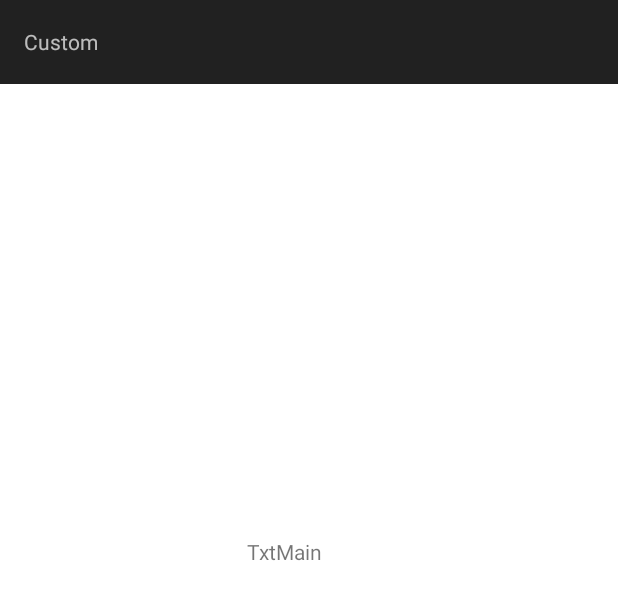
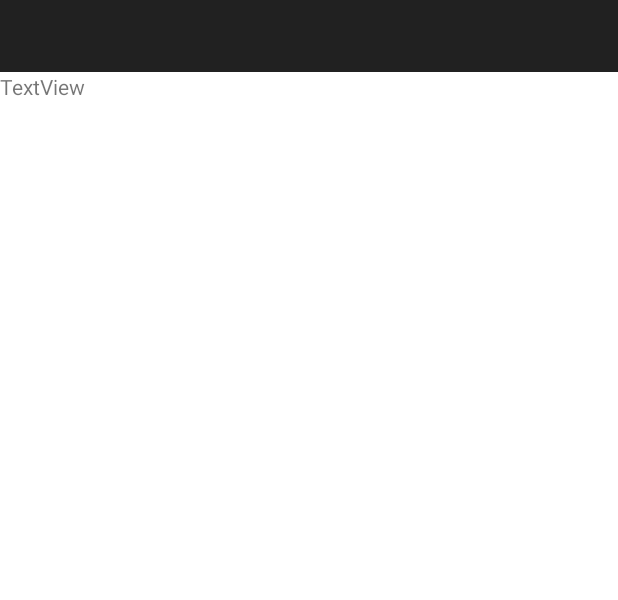
Before and after one commit to AdrienMDevMobile/TT0121, an Android app: the layout fragment_device_list.xml on its own in the app's theme, with its tools: preview values and no code run, on a phone screen of 412 x 824 dp. Shown: the top 600 px of the screen. Run offline under Robolectric (Android 15) with nearby library versions, the phone set to English and light mode, and no system bars.

Commit message:
Affichage de la sub-bar TabLayout

```diff
--- a/app/src/main/java/com/michelAdrien/AMTT0121/MainActivity.kt
+++ b/app/src/main/java/com/michelAdrien/AMTT0121/MainActivity.kt
@@ -16,7 +16,7 @@ import com.michelAdrien.AMTT0121.ui.profile.ProfileFragment
 class MainActivity : AppCompatActivity() {
 
 
-    private val customFragmentFactory = MainFragmentFactory("3101")
+    private val customFragmentFactory = MainFragmentFactory("31012")
 
     override fun onCreate(savedInstanceState: Bundle?) {
         Log.d("testAdrien","onCreate")
@@ -31,7 +31,7 @@ class MainActivity : AppCompatActivity() {
         if (savedInstanceState == null) {
             supportFragmentManager.commit {
                 setReorderingAllowed(true)
-                add<ProfileFragment>(R.id.nav_host_fragment)
+                add<DeviceListFragment>(R.id.nav_host_fragment)
             }
         }
 
@@ -62,7 +62,7 @@ class MainActivity : AppCompatActivity() {
 
         supportFragmentManager.commit {
             replace(R.id.nav_host_fragment,
-                    customFragmentFactory.instantiate(classLoader, DeviceListFragment::class.java.name))
+                    customFragmentFactory.instantiate(classLoader, ProfileFragment::class.java.name))
             addToBackStack(null)
         }
 
--- a/app/src/main/res/layout/fragment_device_list.xml
+++ b/app/src/main/res/layout/fragment_device_list.xml
@@ -4,26 +4,25 @@
     xmlns:tools="http://schemas.android.com/tools"
     android:layout_width="match_parent"
     android:layout_height="match_parent"
+    android:fitsSystemWindows="true"
     tools:context=".ui.list.DeviceListFragment">
 
-    <include layout="@layout/toolbar_devicelist"
-        android:id="@+id/tbd_devicelist"/>
+    <com.google.android.material.tabs.TabLayout
+        android:id="@+id/tabs"
+        android:layout_width="match_parent"
+        android:layout_height="wrap_content"
+        android:background="?attr/colorPrimary"
+        app:layout_constraintEnd_toEndOf="parent"
+        app:layout_constraintStart_toStartOf="parent"
+        app:layout_constraintTop_toTopOf="parent" />
 
     <TextView
         android:id="@+id/tv_list"
         android:layout_width="wrap_content"
         android:layout_height="wrap_content"
-        android:layout_marginStart="164dp"
-        android:layout_marginTop="358dp"
-        android:layout_marginBottom="354dp"
-        android:text="TxtMain"
-        android:textAlignment="center"
-        app:layout_constraintBottom_toBottomOf="parent"
-        app:layout_constraintEnd_toEndOf="parent"
-        app:layout_constraintHorizontal_bias="0.0"
+        android:text="TextView"
         app:layout_constraintStart_toStartOf="parent"
-        app:layout_constraintTop_toTopOf="parent"
-        app:layout_constraintVertical_bias="0.0" />
+        app:layout_constraintTop_toBottomOf="@+id/tabs" />
 
 
 </androidx.constraintlayout.widget.ConstraintLayout>
--- a/app/src/main/res/layout/toolbar_devicelist.xml
+++ /dev/null
@@ -1,26 +0,0 @@
-<?xml version="1.0" encoding="utf-8"?>
-<androidx.coordinatorlayout.widget.CoordinatorLayout xmlns:android="http://schemas.android.com/apk/res/android"
-    xmlns:app="http://schemas.android.com/apk/res-auto"
-    xmlns:tools="http://schemas.android.com/tools"
-    android:layout_width="match_parent"
-    android:layout_height="match_parent"
-    >
-
-    <androidx.appcompat.widget.Toolbar
-        android:id="@+id/dev_main_toolbar"
-        android:layout_width="match_parent"
-        android:layout_height="?attr/actionBarSize"
-        android:background="?attr/colorPrimary"
-        android:theme="@style/ThemeOverlay.AppCompat.Dark.ActionBar"
-        app:popupTheme="@style/ThemeOverlay.AppCompat.Light" >
-        <TextView
-            android:layout_width="wrap_content"
-            android:layout_height="wrap_content"
-            android:text="Custom"/>
-    </androidx.appcompat.widget.Toolbar>
-
-    <!--
-            android:background="?attr/colorPrimary"
-    app:titleTextColor="@color/white" -->
-
-</androidx.coordinatorlayout.widget.CoordinatorLayout>
```
Also changed, not shown: app/src/main/java/com/michelAdrien/AMTT0121/ui/list/DeviceListFragment.kt (+0 -21 lines), app/src/main/res/layout/content_main.xml (deleted, +0 -19 lines), app/src/main/res/layout/fragment_profile.xml (+3 -7 lines), app/src/main/res/layout/main_navigation_activity.xml (+26 -18 lines), app/src/main/res/layout/toolbar_main.xml (deleted, +0 -20 lines).
